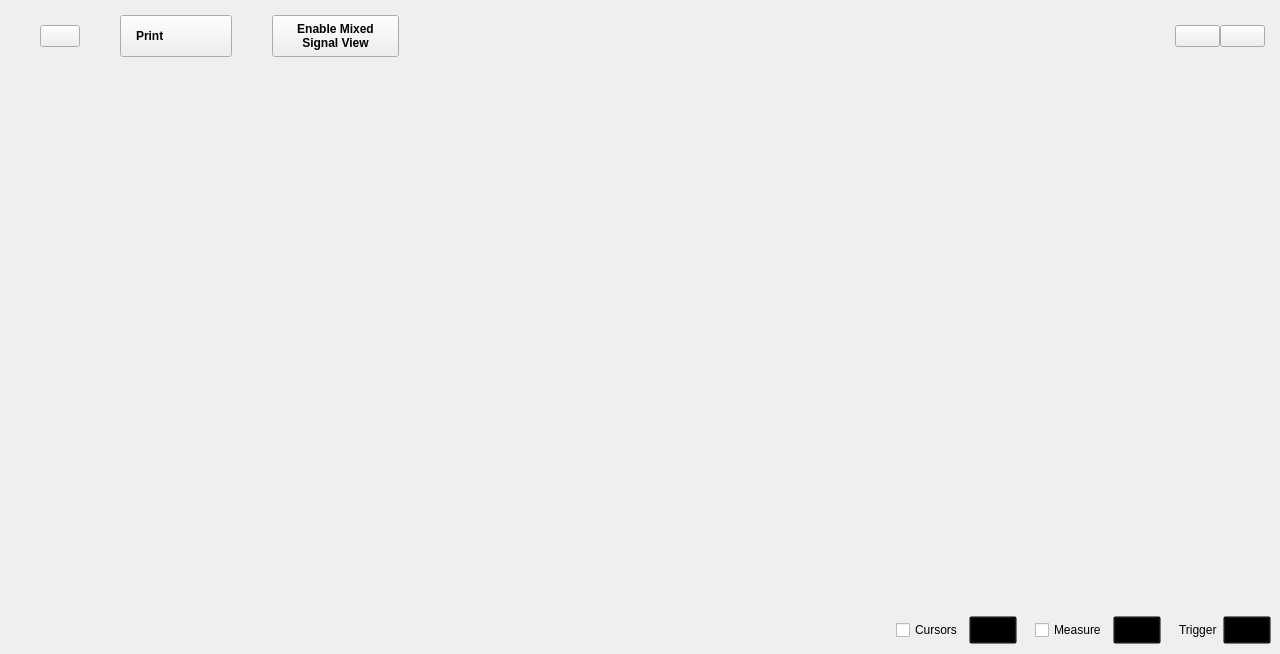
Old version of the form plugins/m2k/ui/oscilloscope.ui in the repository analogdevicesinc/scopy.
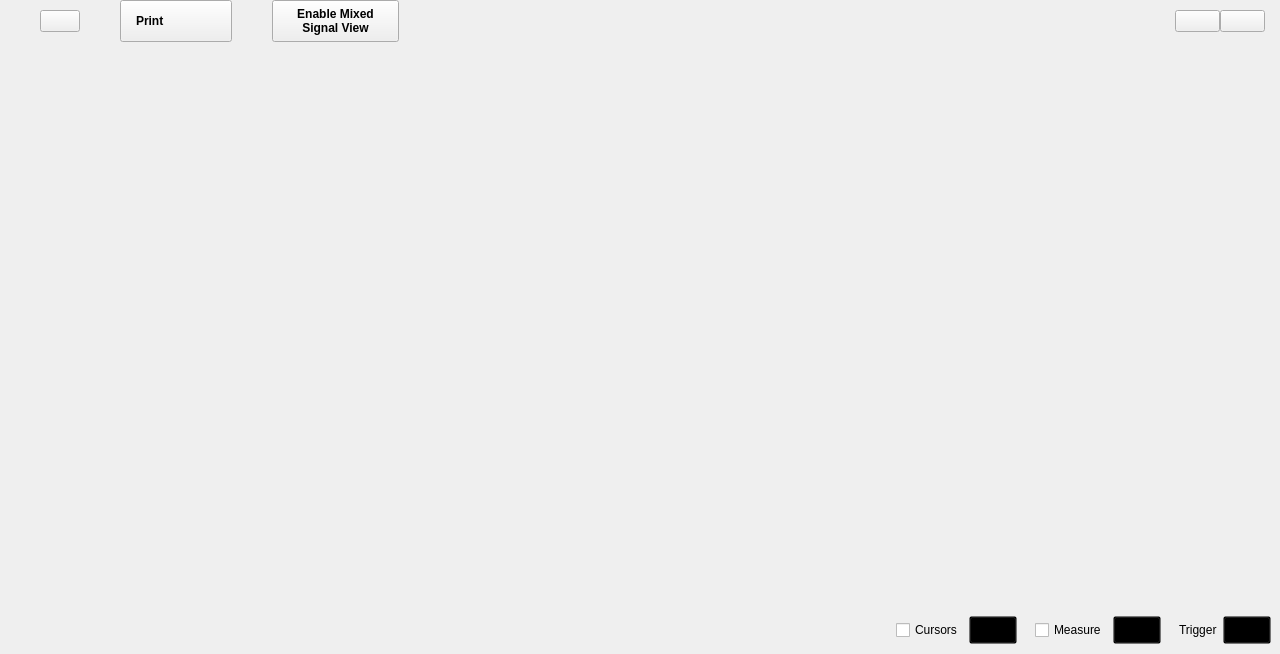
New version of the form. Icons and pictures are not drawn. Custom widgets are drawn as their Qt base class.

```diff
--- a/plugins/m2k/ui/oscilloscope.ui
+++ b/plugins/m2k/ui/oscilloscope.ui
@@ -65,13 +65,13 @@
          <number>40</number>
         </property>
         <property name="topMargin">
-         <number>15</number>
+         <number>0</number>
         </property>
         <property name="rightMargin">
          <number>15</number>
         </property>
         <property name="bottomMargin">
-         <number>9</number>
+         <number>0</number>
         </property>
         <item>
          <spacer name="horizontalSpacer_7">
```
